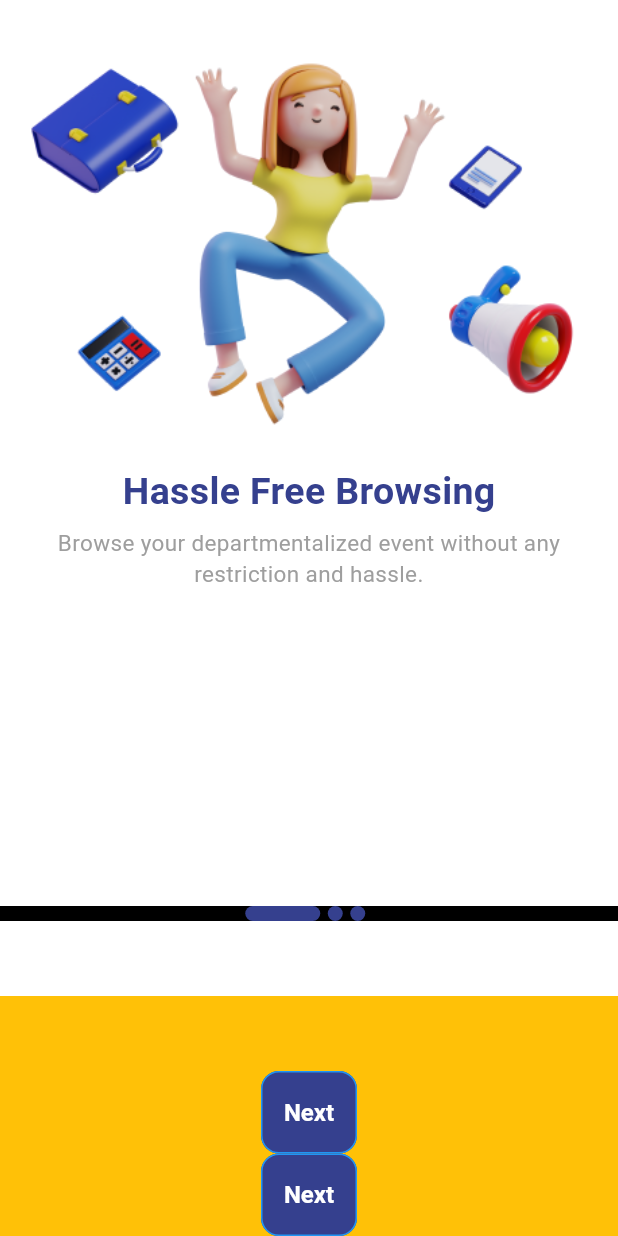
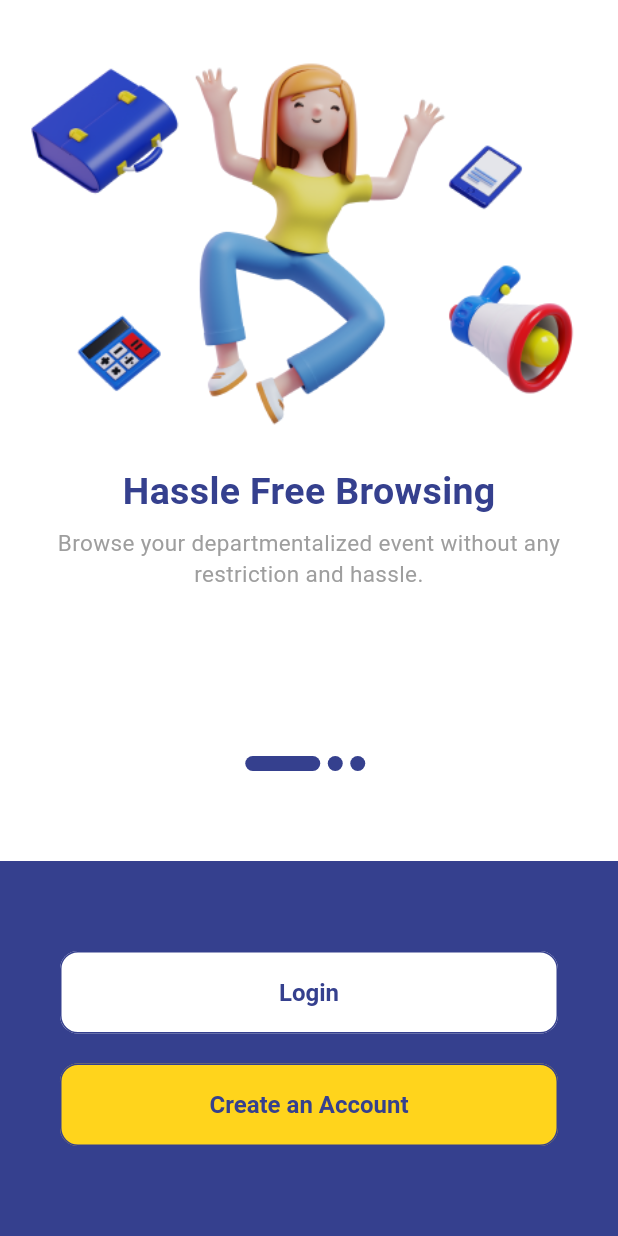
Before and after one commit to jeyymsantos/nu-go-app, a Flutter app: the screen it shows after launch, on a phone screen of 412 x 824 dp. Run offline on Flutter 3.47's test engine with Material 3 defaults, Android fonts, the phone set to English and light mode, and no system bars; Roboto replaces fonts that are missing (ClanPro).

Commit message:
Onboarding Okay

```diff
--- a/lib/onboarding.dart
+++ b/lib/onboarding.dart
@@ -1,5 +1,6 @@
 import 'package:flutter/material.dart';
 import 'package:nu_go_app/content_model.dart';
+import 'package:nu_go_app/utils/constants/colors.dart';
 
 class Onboarding extends StatefulWidget {
   const Onboarding({super.key});
@@ -57,8 +58,6 @@ class _OnboardingState extends State<Onboarding> {
               ),
             ),
             Container(
-              color: Colors.black,
-              height: 10,
               child: Row(
                   mainAxisAlignment: MainAxisAlignment.center,
                   children: List.generate(
@@ -66,24 +65,8 @@ class _OnboardingState extends State<Onboarding> {
                     (index) => buildDot(index, context),
                   )),
             ),
-            Container(
-              margin: EdgeInsets.only(top: 50),
-              padding: EdgeInsets.only(top: 50),
-              color: Colors.amber,
-              width: double.infinity,
-              child: Column(
-                children: [
-                  ElevatedButton(
-                    onPressed: () {},
-                    child: Text('Next'),
-                  ),
-                  ElevatedButton(
-                    onPressed: () {},
-                    child: Text('Next'),
-                  ),
-                ],
-              ),
-            ),
+            const SizedBox(height: 60),
+            const BottomContainer(),
           ],
         ),
       ),
@@ -102,3 +85,59 @@ class _OnboardingState extends State<Onboarding> {
     );
   }
 }
+
+class BottomContainer extends StatelessWidget {
+  const BottomContainer({
+    super.key,
+  });
+
+  @override
+  Widget build(BuildContext context) {
+    return Container(
+      color: Theme.of(context).primaryColor,
+      height: 250,
+      width: double.infinity,
+      child: Padding(
+        padding: const EdgeInsets.symmetric(horizontal: 40.0),
+        child: Column(
+          mainAxisAlignment: MainAxisAlignment.center,
+          children: [
+            SizedBox(
+              width: double.infinity,
+              child: ElevatedButton(
+                style: ElevatedButton.styleFrom(
+                  backgroundColor: Colors.white,
+                  side: const BorderSide(color: NUBlue),
+                ),
+                onPressed: () {},
+                child: Text(
+                  'Login',
+                  style: TextStyle(
+                    color: Theme.of(context).primaryColor,
+                  ),
+                ),
+              ),
+            ),
+            const SizedBox(height: 20),
+            SizedBox(
+              width: double.infinity,
+              child: ElevatedButton(
+                style: ElevatedButton.styleFrom(
+                  backgroundColor: NUGold,
+                  side: const BorderSide(color: NUBlue),
+                ),
+                onPressed: () {},
+                child: Text(
+                  'Create an Account',
+                  style: TextStyle(
+                    color: Theme.of(context).primaryColor,
+                  ),
+                ),
+              ),
+            ),
+          ],
+        ),
+      ),
+    );
+  }
+}
--- a/lib/utils/constants/colors.dart
+++ b/lib/utils/constants/colors.dart
@@ -1,3 +1,4 @@
 import 'package:flutter/material.dart';
 
 const Color NUBlue = Color(0xff35408E);
+const Color NUGold = Color(0xffFFD41C);
```
